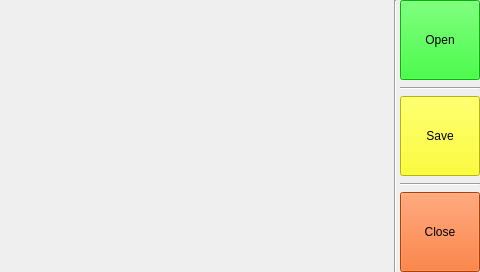
This is widget.ui in jiangyu945/git-MiniPy as Qt 5 draws it before an edit. The edited form follows.
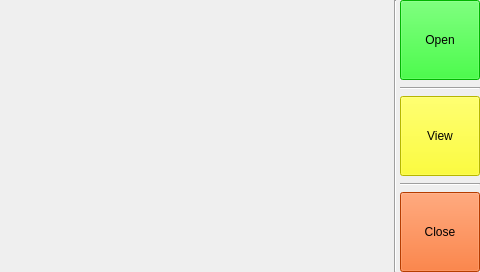
This is the edited form.

```diff
--- a/widget.ui
+++ b/widget.ui
@@ -62,7 +62,7 @@
 </string>
    </property>
    <property name="text">
-    <string>Save</string>
+    <string>View</string>
    </property>
   </widget>
   <widget class="Line" name="line">
```
